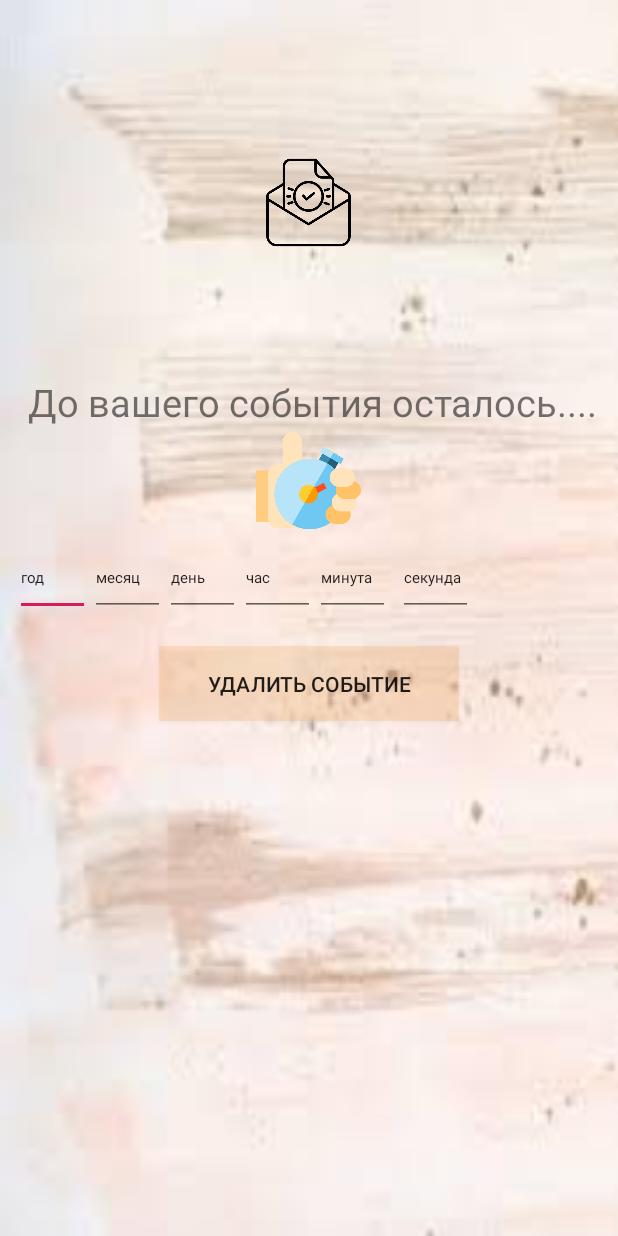
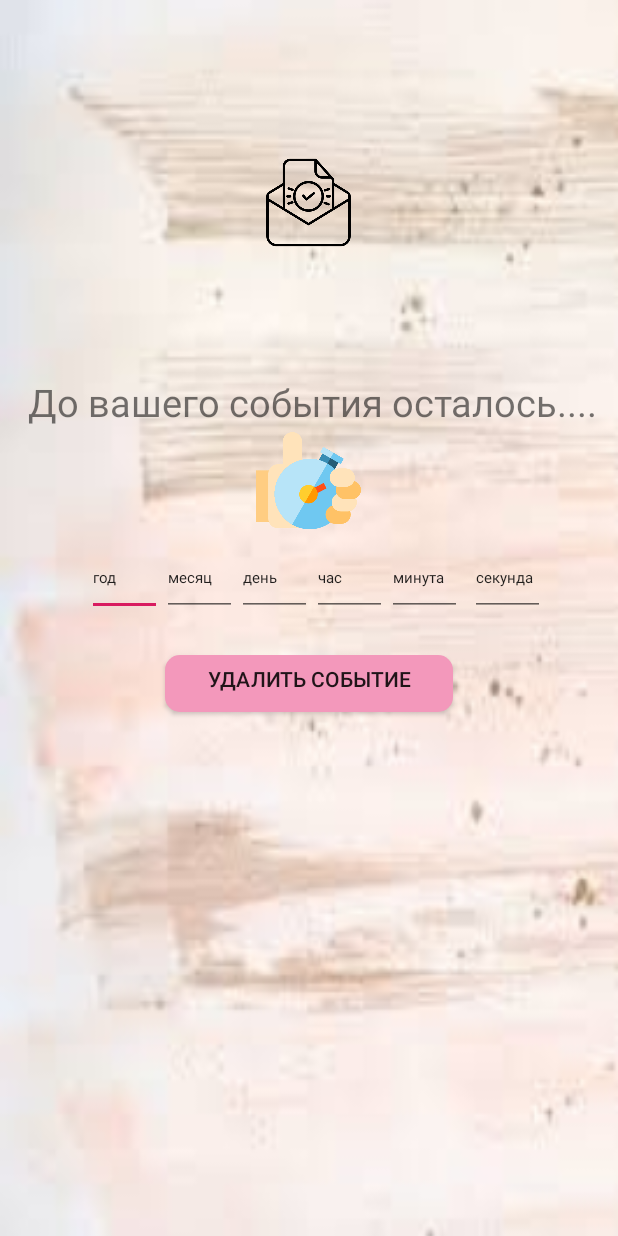
Before and after one commit to KsyushaDrebenchuk/countdown, an Android app: the layout second_layout.xml on its own in the app's theme, with its tools: preview values and no code run, on a phone screen of 412 x 824 dp. Run offline under Robolectric (Android 15) with nearby library versions, the phone set to English and light mode, and no system bars.

Commit message:
работа надвторым лэйаутом

```diff
--- a/app/src/main/AndroidManifest.xml
+++ b/app/src/main/AndroidManifest.xml
@@ -21,9 +21,10 @@
 
         <activity
             android:name=".Main"
-            android:label="@string/app_name" >
+            android:label="@string/app_name"
+            android:screenOrientation="portrait">
             <intent-filter>
-                <action android:name="android.intent.action.MAIN" />
+                <action android:name="android.intent.action.MAIN"  />
 
                 <category android:name="android.intent.category.LAUNCHER" />
             </intent-filter>
--- /dev/null
+++ b/app/src/main/res/drawable/delete_event.xml
@@ -0,0 +1,17 @@
+<?xml version="1.0" encoding="utf-8"?>
+<inset xmlns:android="http://schemas.android.com/apk/res/android"
+    android:insetBottom="6dp"
+    android:insetLeft="4dp"
+    android:insetRight="4dp"
+    android:insetTop="6dp">
+    <ripple android:color="?attr/colorControlHighlight">
+        <item>
+            <shape android:shape="rectangle"
+                android:tint="#F398BB">
+                <corners android:radius="10dp"/>
+                <solid android:color="#F5DCEE"/>
+                <padding android:bottom="6dp"/>
+            </shape>
+        </item>
+    </ripple>
+</inset>
--- a/app/src/main/res/layout/second_layout.xml
+++ b/app/src/main/res/layout/second_layout.xml
@@ -59,9 +59,10 @@
     </TextView>
 
     <LinearLayout
-        android:layout_width="wrap_content"
+        android:layout_width="match_parent"
         android:layout_height="wrap_content"
-        android:orientation="horizontal">
+        android:orientation="horizontal"
+        android:gravity="center">
 
         <EditText
             android:id="@+id/year"
@@ -70,7 +71,8 @@
             android:layout_marginLeft="10dp"
             android:inputType="phone"
             android:text="@string/year"
-            android:textSize="10sp" />
+            android:textSize="10sp"
+            />
 
         <EditText
             android:id="@+id/mount"
@@ -120,13 +122,15 @@
 
     </TextView>
 
-    <Button
+    <android.support.v7.widget.AppCompatButton
+
+
         android:layout_width="200dp"
         android:layout_height="50dp"
         android:layout_gravity="center"
         android:layout_marginLeft="5dp"
         android:layout_marginRight="5dp"
-        android:background="#32FFA03B"
+        android:background="@drawable/delete_event"
         android:text="@string/delete_event" />
 
     <TextView
```
